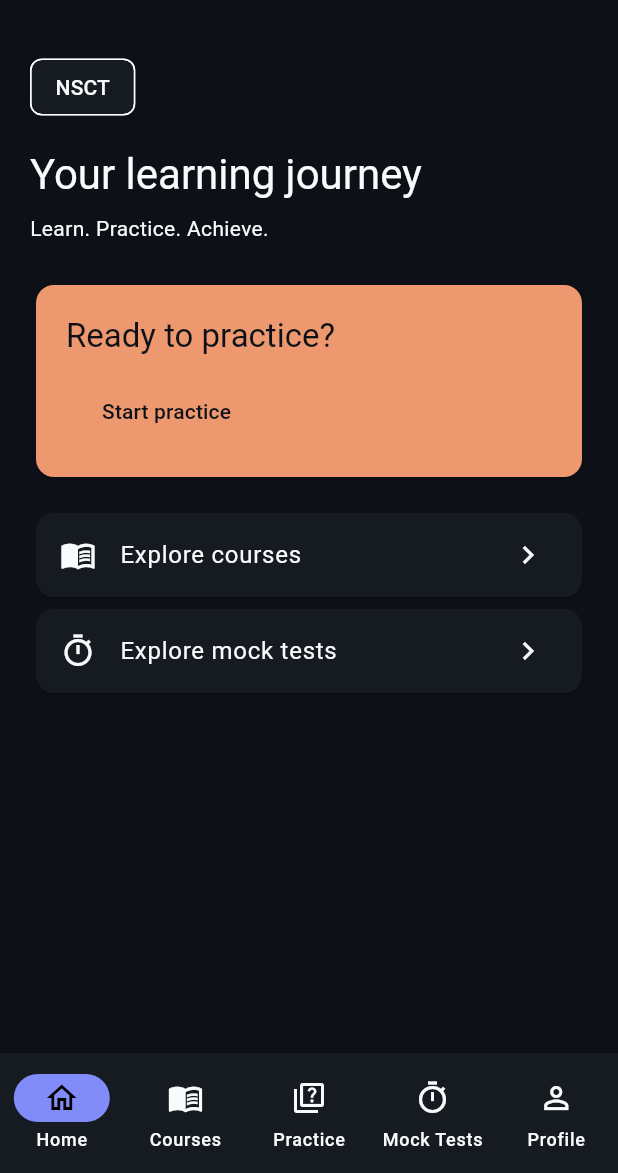
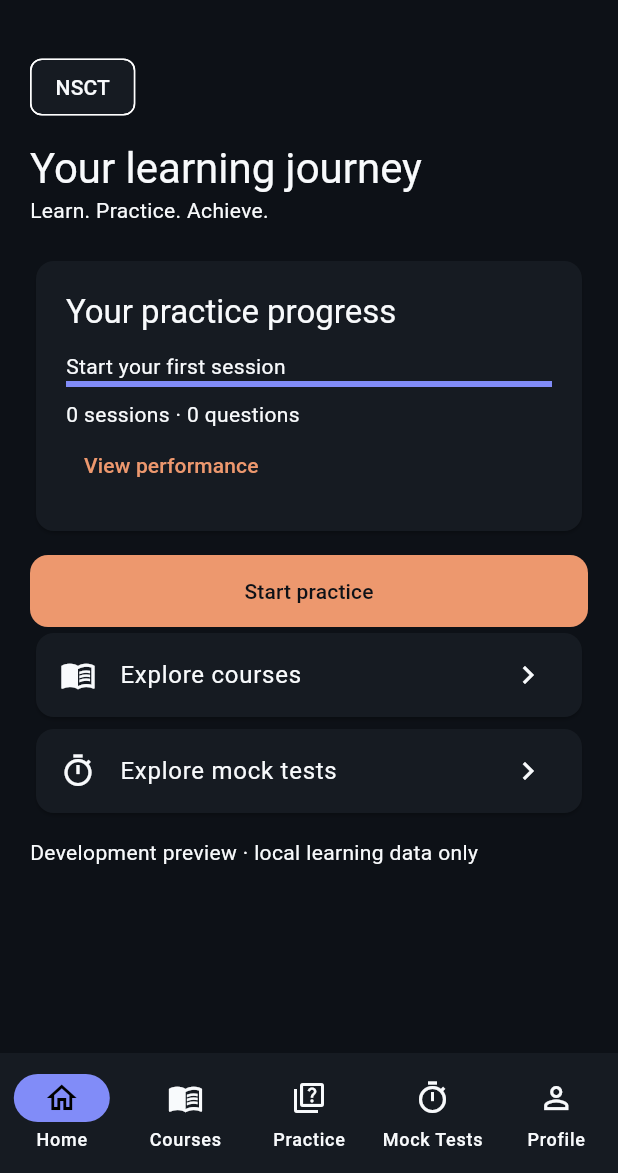
Before and after one commit to mazharkhan2026/iqraverse, a Flutter app: the screen it shows after launch, after a tap on "Explore preview", after a tap on "NSCT", on a phone screen of 412 x 824 dp, the part 63-1236 px from its top. Run offline on Flutter 3.47's test engine with Material 3 defaults, Android fonts, the phone set to English and light mode, and no system bars; our stand-ins replace dio, flutter_riverpod, go_router, material_ui.

Commit message:
feat(mobile): integrate complete exam workspace navigation

```diff
--- a/mobile/lib/features/home/presentation/student_shell.dart
+++ b/mobile/lib/features/home/presentation/student_shell.dart
@@ -1,15 +1,17 @@
 import 'package:flutter_riverpod/flutter_riverpod.dart';
+import 'package:go_router/go_router.dart';
 import 'package:material_ui/material_ui.dart';
 
-import '../../curriculum/presentation/nsct_catalog_screen.dart';
+import '../../analytics/application/practice_history.dart';
+import '../../analytics/presentation/analytics_screen.dart';
+import '../../courses/presentation/courses_screen.dart';
 import '../../exams/application/exam_provider.dart';
-import '../../exams/domain/exam.dart';
+import '../../mock_tests/presentation/mock_screen.dart';
 import '../../practice/presentation/practice_screen.dart';
-import '../../mock_tests/presentation/mock_screen.dart';
+import '../../profile/presentation/profile_screen.dart';
 
 class StudentShell extends ConsumerStatefulWidget {
   const StudentShell({super.key, required this.onChangeExam});
-
   final VoidCallback onChangeExam;
 
   @override
@@ -18,96 +20,56 @@ class StudentShell extends ConsumerStatefulWidget {
 
 class _StudentShellState extends ConsumerState<StudentShell> {
   int _index = 0;
-
   static const _titles = ['Home', 'Courses', 'Practice', 'Mock Tests', 'Profile'];
 
   @override
   Widget build(BuildContext context) {
     final exam = ref.watch(activeExamProvider);
+    if (exam == null) return const Scaffold(body: Center(child: Text('Choose an examination')));
     final theme = Theme.of(context);
+    final records = ref.watch(historyProvider).where((r) => r.exam == exam).toList();
+    final total = records.fold<int>(0, (sum, r) => sum + r.total);
+    final hits = records.fold<int>(0, (sum, r) => sum + r.correct);
+    final pages = [
+      ListView(
+        padding: const EdgeInsets.all(20),
+        children: [
+          Align(alignment: Alignment.centerLeft, child: Chip(label: Text(exam.label))),
+          const SizedBox(height: 12),
+          Text('Your learning journey', style: theme.textTheme.headlineMedium),
+          const Text('Learn. Practice. Achieve.'),
+          const SizedBox(height: 20),
+          Card(child: Padding(
+            padding: const EdgeInsets.all(20),
+            child: Column(crossAxisAlignment: CrossAxisAlignment.start, children: [
+              Text('Your practice progress', style: theme.textTheme.titleLarge),
+              const SizedBox(height: 12),
+              Text(total == 0 ? 'Start your first session' : '${(hits * 100 / total).round()}% accuracy'),
+              LinearProgressIndicator(value: total == 0 ? 0 : hits / total),
+              const SizedBox(height: 8),
+              Text('${records.length} sessions · $total questions'),
+              TextButton(onPressed: () => Navigator.of(context).push(MaterialPageRoute<void>(builder: (_) => AnalyticsScreen(exam: exam))), child: const Text('View performance')),
+            ]),
+          )),
+          const SizedBox(height: 12),
+          FilledButton(onPressed: () => setState(() => _index = 2), child: const Text('Start practice')),
+          for (final entry in [(1, Icons.menu_book, 'Explore courses'), (3, Icons.timer_outlined, 'Explore mock tests')])
+            Card(child: ListTile(leading: Icon(entry.$2), title: Text(entry.$3), trailing: const Icon(Icons.chevron_right), onTap: () => setState(() => _index = entry.$1))),
+          const SizedBox(height: 12),
+          const Text('Development preview · local learning data only'),
+        ],
+      ),
+      CoursesScreen(exam: exam),
+      PracticeScreen(key: ValueKey(exam), exam: exam),
+      MockScreen(exam: exam),
+      ProfileScreen(exam: exam, onChangeExam: widget.onChangeExam, onExit: () {
+        ref.read(historyProvider.notifier).clear();
+        context.go('/');
+      }),
+    ];
     return Scaffold(
-      appBar: AppBar(
-        title: Text(_index == 0 ? 'IqraVerse' : _titles[_index]),
-      ),
-      body: SafeArea(
-        child: _index == 1 && exam == Exam.nsct
-            ? const NsctCatalogScreen()
-            : _index == 2 && exam == Exam.nsct
-            ? const PracticeScreen()
-            : _index == 3 && exam != null
-            ? MockScreen(exam: exam)
-            : ListView(
-          padding: const EdgeInsets.all(20),
-          children: [
-            if (_index == 0) ...[
-              Align(
-                alignment: Alignment.centerLeft,
-                child: Chip(label: Text(exam?.label ?? 'No exam selected')),
-              ),
-              const SizedBox(height: 16),
-              Text(
-                'Your learning journey',
-                style: theme.textTheme.headlineMedium,
-              ),
-              const SizedBox(height: 8),
-              const Text('Learn. Practice. Achieve.'),
-              const SizedBox(height: 24),
-              Card(
-                color: theme.colorScheme.primaryContainer,
-                child: Padding(
-                  padding: const EdgeInsets.all(20),
-                  child: Column(
-                    crossAxisAlignment: CrossAxisAlignment.start,
-                    children: [
-                      Text(
-                        'Ready to practice?',
-                        style: theme.textTheme.titleLarge?.copyWith(
-                          color: theme.colorScheme.onPrimaryContainer,
-                        ),
-                      ),
-                      const SizedBox(height: 12),
-                      FilledButton(
-                        onPressed: () => setState(() => _index = 2),
-                        child: const Text('Start practice'),
-                      ),
-                    ],
-                  ),
-                ),
-              ),
-              const SizedBox(height: 16),
-              for (final entry in [
-                (1, Icons.menu_book, 'Explore courses'),
-                (3, Icons.timer_outlined, 'Explore mock tests'),
-              ])
-                Card(
-                  child: ListTile(
-                    leading: Icon(entry.$2),
-                    title: Text(entry.$3),
-                    trailing: const Icon(Icons.chevron_right),
-                    onTap: () => setState(() => _index = entry.$1),
-                  ),
-                ),
-            ] else if (_index == 4) ...[
-              const Text('Student profile — development preview'),
-              const SizedBox(height: 16),
-              ListTile(
-                leading: const Icon(Icons.school_outlined),
-                title: const Text('Change examination'),
-                subtitle: Text(exam?.label ?? 'Not selected'),
-                trailing: const Icon(Icons.chevron_right),
-                onTap: widget.onChangeExam,
-              ),
-            ] else ...[
-              Text(
-                exam?.label ?? 'Choose an examination',
-                style: theme.textTheme.titleLarge,
-              ),
-              const SizedBox(height: 16),
-              const Text('This module is not connected yet.'),
-            ],
-          ],
-        ),
-      ),
+      appBar: AppBar(title: Text(_index == 0 ? 'IqraVerse' : _titles[_index])),
+      body: SafeArea(child: IndexedStack(index: _index, children: pages)),
       bottomNavigationBar: NavigationBar(
         selectedIndex: _index,
         onDestinationSelected: (index) => setState(() => _index = index),
```
